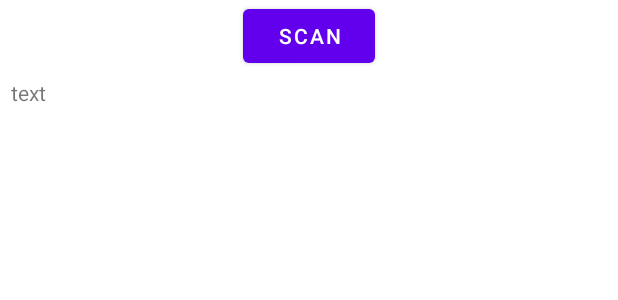
After one commit to wolski0420/MobileSystemOCR, an Android app: the layout activity_ocr_scan.xml on its own in the app's theme, with its tools: preview values and no code run, on a phone screen of 412 x 824 dp. The commit adds this screen. Shown: the top 300 px of the screen. Run offline under Robolectric (Android 15) with nearby library versions, the phone set to English and light mode, and no system bars.

Commit message:
tesseract ocr mobile

```diff
--- a/app/build.gradle
+++ b/app/build.gradle
@@ -42,4 +42,7 @@ dependencies {
     testImplementation 'junit:junit:4.13.2'
     androidTestImplementation 'androidx.test.ext:junit:1.1.3'
     androidTestImplementation 'androidx.test.espresso:espresso-core:3.4.0'
+
+
+    implementation 'com.rmtheis:tess-two:9.0.0'
 }
--- /dev/null
+++ b/app/src/main/res/layout/activity_ocr_scan.xml
@@ -0,0 +1,58 @@
+<?xml version="1.0" encoding="utf-8"?>
+<ScrollView xmlns:android="http://schemas.android.com/apk/res/android"
+    xmlns:tools="http://schemas.android.com/tools"
+    android:layout_width="match_parent"
+    android:layout_height="wrap_content"
+    android:fillViewport="true"
+    tools:context=".OcrScan">
+
+    <LinearLayout
+        android:layout_width="match_parent"
+        android:layout_height="wrap_content"
+        android:orientation="vertical">
+
+        <LinearLayout
+            android:layout_width="match_parent"
+            android:layout_height="wrap_content"
+            android:orientation="vertical">
+
+            <Button
+                android:id="@+id/scan_button"
+                android:layout_width="wrap_content"
+                android:layout_height="wrap_content"
+                android:layout_gravity="center"
+                android:text="scan"
+                android:onClick="onClickScanButton"/>
+        </LinearLayout>
+
+        <LinearLayout
+            android:layout_width="match_parent"
+            android:layout_height="wrap_content"
+            android:layout_margin="4dp"
+            android:orientation="horizontal">
+
+            <TextView
+                android:id="@+id/ocr_text"
+                android:layout_width="match_parent"
+                android:layout_height="wrap_content"
+                android:layout_gravity="fill"
+                android:text=" text">
+
+            </TextView>
+
+        </LinearLayout>
+
+        <LinearLayout
+            android:layout_width="match_parent"
+            android:layout_height="wrap_content"
+            android:orientation="vertical">
+
+            <ImageView
+                android:id="@+id/ocr_image"
+                android:layout_width="match_parent"
+                android:layout_height="wrap_content" />
+
+        </LinearLayout>
+
+    </LinearLayout>
+</ScrollView>
--- a/gradle.properties
+++ b/gradle.properties
@@ -21,3 +21,4 @@ kotlin.code.style=official
 # resources declared in the library itself and none from the library's dependencies,
 # thereby reducing the size of the R class for that library
 android.nonTransitiveRClass=true
+android.enableJetifier=true
```
Also changed, not shown: app/src/main/AndroidManifest.xml (+17 -2 lines), app/src/main/java/com/example/ocr/OcrScan.java (added, +228 -0 lines), app/src/main/java/com/example/ocr/TesseractOCR.java (added, +96 -0 lines), app/src/main/res/values/strings.xml (+9 -0 lines), app/src/main/res/drawable/pobrane.png (added), app/src/main/res/drawable/unnamed.jpg (added), 1 other file.
